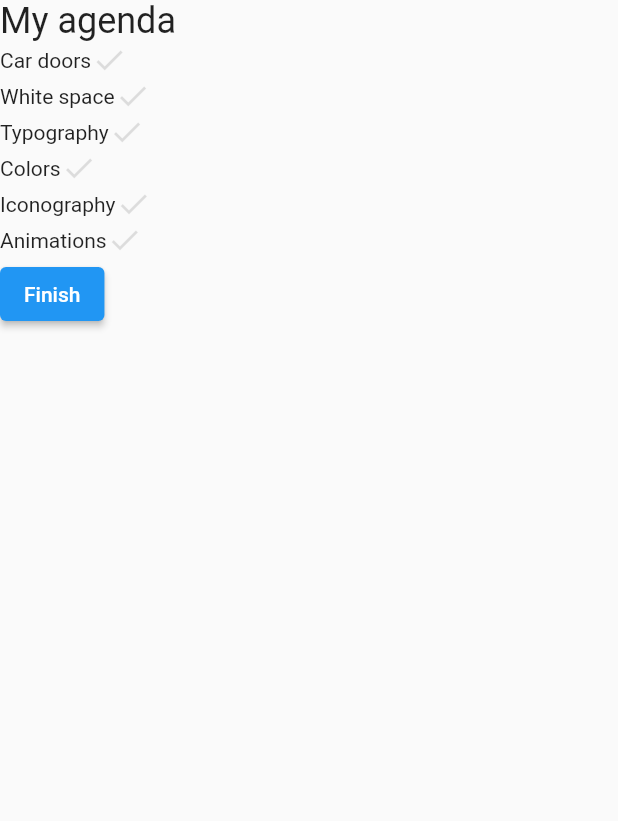
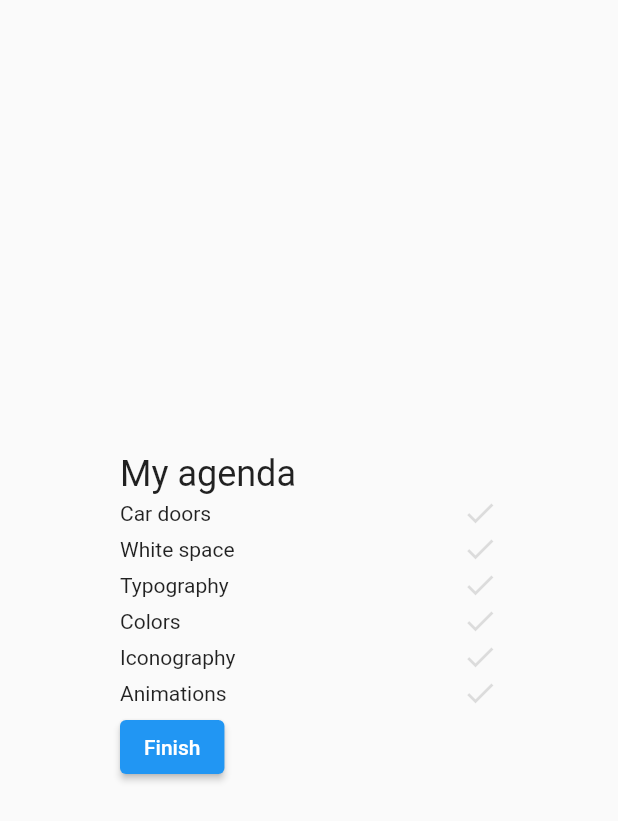
Before and after one commit to filiph/little_things, a Flutter app: the screen it shows after launch, on a phone screen of 412 x 824 dp. Shown: the top 821 px of the screen. Run offline on Flutter 3.47's test engine with Material 2 defaults, Android fonts, the phone set to English and light mode, and no system bars; our stand-ins replace yaml.

Commit message:
center the list

```diff
--- a/lib/src/item.dart
+++ b/lib/src/item.dart
@@ -24,11 +24,16 @@ class AgendaListItem extends StatelessWidget {
               return Text(item.description);
             }));
       },
-      child: Row(
-        children: [
-          Text(item.name),
-          Icon(Icons.check, color: isDone ? Colors.green : Colors.black12),
-        ],
+      child: AnimatedPadding(
+        padding: EdgeInsets.symmetric(vertical: 0),
+        duration: const Duration(milliseconds: 300),
+        child: Row(
+          mainAxisAlignment: MainAxisAlignment.spaceBetween,
+          children: [
+            Text(item.name),
+            Icon(Icons.check, color: isDone ? Colors.green : Colors.black12),
+          ],
+        ),
       ),
     );
   }
--- a/lib/src/list.dart
+++ b/lib/src/list.dart
@@ -11,7 +11,10 @@ class MyAgendaList extends StatelessWidget {
   Widget build(BuildContext context) {
     return Scaffold(
       body: SafeArea(
+        child: Padding(
+          padding: const EdgeInsets.symmetric(horizontal: 80),
           child: Column(
+            mainAxisAlignment: MainAxisAlignment.center,
             crossAxisAlignment: CrossAxisAlignment.start,
             children: [
               Text(
@@ -26,6 +29,7 @@ class MyAgendaList extends StatelessWidget {
             ],
           ),
         ),
+      ),
     );
   }
 }
```
Lines whose indentation alone changed are shown as unchanged.
